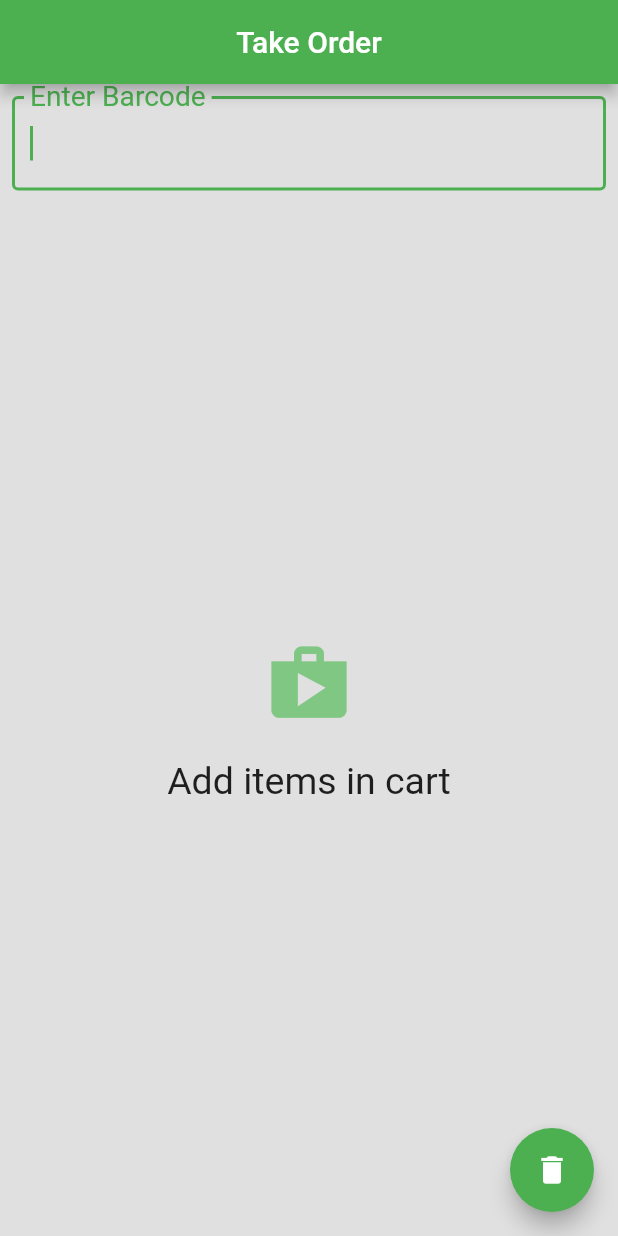
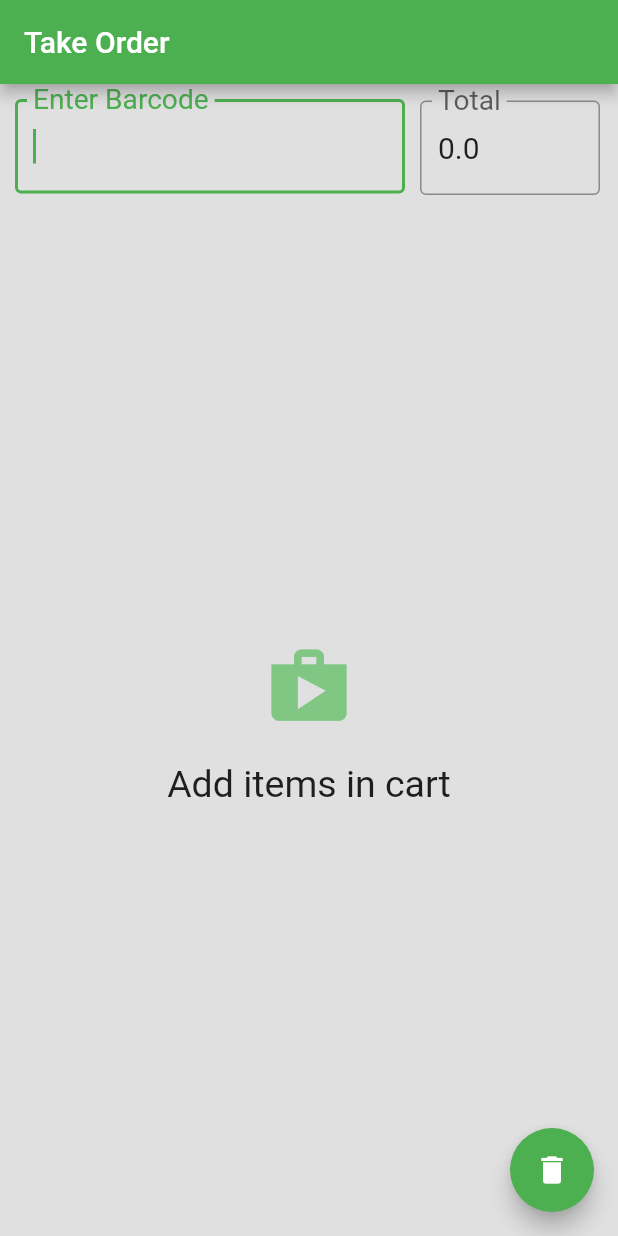
Before and after one commit to biswa1751/shoppy, a Flutter app: the screen it shows after launch, after a tap on the "delete" icon, on a phone screen of 412 x 824 dp. Run offline on Flutter 3.47's test engine with Material 2 defaults, Android fonts, the phone set to English and light mode, and no system bars; our stand-ins replace cloud_firestore, pdf, printing; accounts and stored records are empty.

Commit message:
adding total som ui adjustments

```diff
--- a/lib/home_page.dart
+++ b/lib/home_page.dart
@@ -19,10 +19,11 @@ class _HomePageState extends State<HomePage> {
   DocumentReference _documentReference;
   CollectionReference _ref = Firestore.instance.collection("Products");
   List<Pdf.TableRow> _list = <Pdf.TableRow>[];
+  double total = 0;
   @override
   void initState() {
     super.initState();
-
+    total=0;
     _dataController = TextEditingController();
     _ref.snapshots().listen((snap) {
       print("barcode :${snap.documents}");
@@ -35,6 +36,7 @@ class _HomePageState extends State<HomePage> {
           null) {
         setState(() {
           _products.add(check(int.parse(snap.documents.last.data['barcode'])));
+          calcTotal();
         });
       }
     });
@@ -121,6 +123,7 @@ class _HomePageState extends State<HomePage> {
       Product product = check(mycode);
       if (product != null) {
         _products.add(product);
+        calcTotal();
         addData(product, productIndex);
         productIndex++;
       }
@@ -137,18 +140,21 @@ class _HomePageState extends State<HomePage> {
 
   @override
   Widget build(BuildContext context) {
+    calcTotal();
     return Scaffold(
       appBar: new AppBar(
         title: new Text('Take Order'),
-        centerTitle: true,
       ),
       backgroundColor: Colors.grey[300],
       body: Column(
         children: <Widget>[
           Padding(
-              padding: const EdgeInsets.all(8),
-              child: Container(
+              padding: const EdgeInsets.all(10),
+              child: Row(
+                children: <Widget>[
+                  Container(
                     height: 65,
+                    width: 260,
                     child: TextField(
                       autofocus: true,
                       maxLines: null,
@@ -166,6 +172,28 @@ class _HomePageState extends State<HomePage> {
                           labelText: "Enter Barcode",
                           labelStyle: TextStyle(fontSize: 25.0)),
                     ),
+                  ),
+                  SizedBox(
+                    width: 10,
+                  ),
+                  Container(
+                    width: 120,
+                    height: 65,
+                    child: Center(
+                        child: InputDecorator(
+                      child: Text(
+                        "$total",
+                        style: TextStyle(fontSize: 20),
+                      ),
+                      decoration: InputDecoration(
+                          border: OutlineInputBorder(
+                            borderSide: BorderSide(width: 2,color: Colors.green),
+                          ),
+                          labelText: "Total",
+                          labelStyle: TextStyle(fontSize: 25.0)),
+                    )),
+                  )
+                ],
               )),
           Flexible(
             flex: 5,
@@ -213,10 +241,15 @@ class _HomePageState extends State<HomePage> {
       ),
     );
   }
+  void calcTotal(){
+    total=0;
+      _products.forEach((p) => total = total + (p.qty * p.price));
+    setState(() {
 
+    });
+  }
   void getPrintList() {
-    double total = 0;
-    _products.forEach((p) => total = total + (p.qty * p.price));
+
     _list.add(Pdf.TableRow(children: [
       Pdf.Text("Name"),
       Pdf.Text("Qty"),
@@ -236,5 +269,6 @@ class _HomePageState extends State<HomePage> {
       Pdf.Text("Total : "),
       Pdf.Text(total.toString()),
     ]));
+        total = 0;
   }
 }
```
Also changed, not shown: lib/Product_view.dart (+11 -12 lines). Lines whose indentation alone changed are shown as unchanged.
